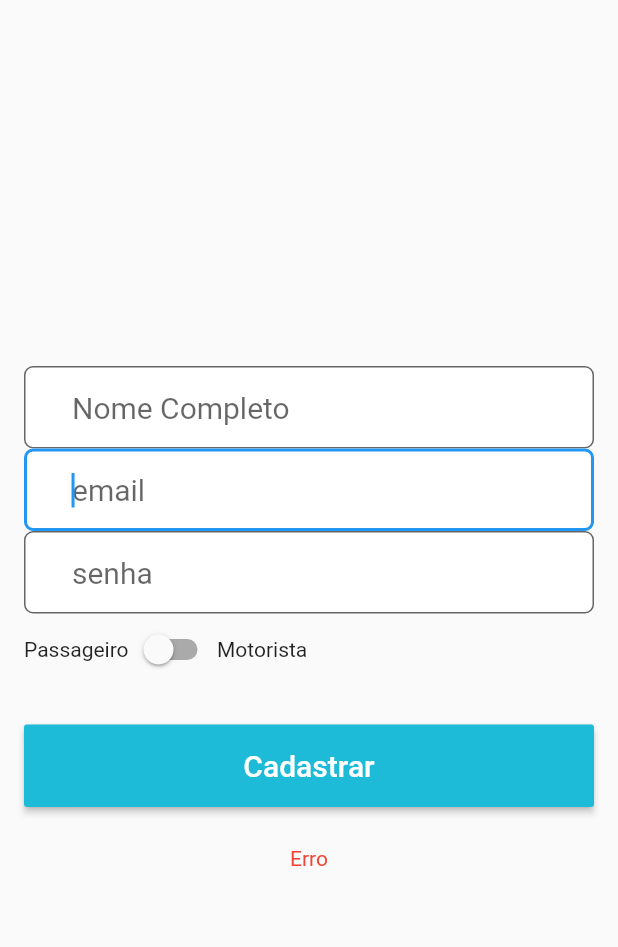
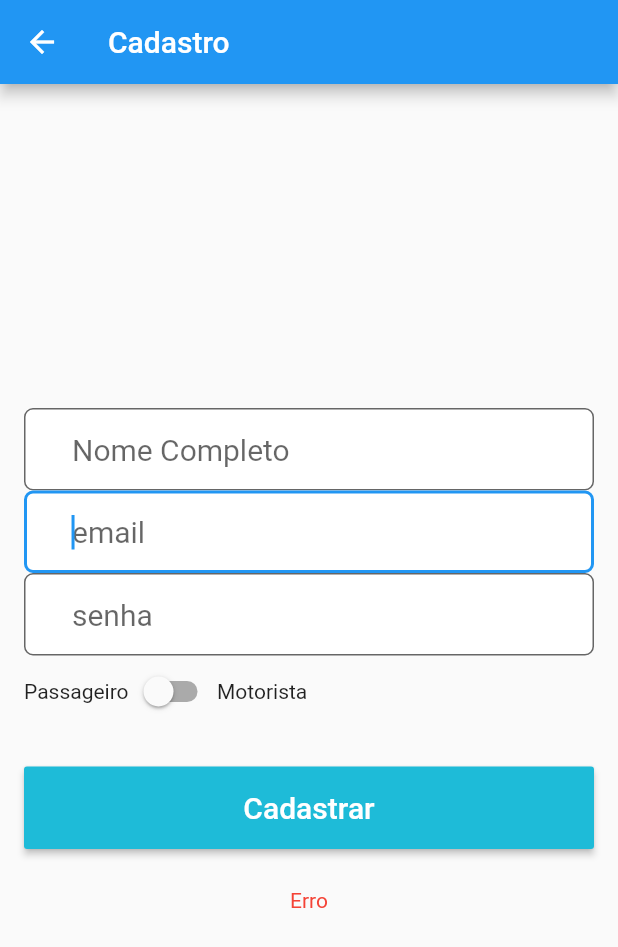
Before and after one commit to jrinovacao/Uber-Clone, a Flutter app: the screen it shows after launch, after a tap on "Nao tem conta? cadastre-se", on a phone screen of 412 x 824 dp. Shown: the top 947 px of the screen. Run offline on Flutter 3.47's test engine with Material 2 defaults, Android fonts, the phone set to English and light mode, and no system bars.

Commit message:
add appBar a tela de cadastro

```diff
--- a/lib/telas/Cadastro.dart
+++ b/lib/telas/Cadastro.dart
@@ -16,6 +16,10 @@ class _CadastroState extends State<Cadastro> {
   @override
   Widget build(BuildContext context) {
     return Scaffold(
+      appBar: AppBar(
+        title: Text("Cadastro"),
+      ),
+
       body: Container(
 
         padding: EdgeInsets.all(16),
--- a/lib/telas/Home.dart
+++ b/lib/telas/Home.dart
@@ -43,7 +43,7 @@ class _HomeState extends State<Home> {
                   style: TextStyle(fontSize: 20),
                   decoration: InputDecoration(
                     contentPadding: EdgeInsets.fromLTRB(32, 16, 32, 16),
-                    hintText: "email",
+                    hintText: "E-mail",
                     filled: true,
                     fillColor: Colors.white,
                     border: OutlineInputBorder(
@@ -59,7 +59,7 @@ class _HomeState extends State<Home> {
                   style: TextStyle(fontSize: 20),
                   decoration: InputDecoration(
                       contentPadding: EdgeInsets.fromLTRB(32, 16, 32, 16),
-                      hintText: "senha",
+                      hintText: "Senha",
                       filled: true,
                       fillColor: Colors.white,
                       border: OutlineInputBorder(
```
